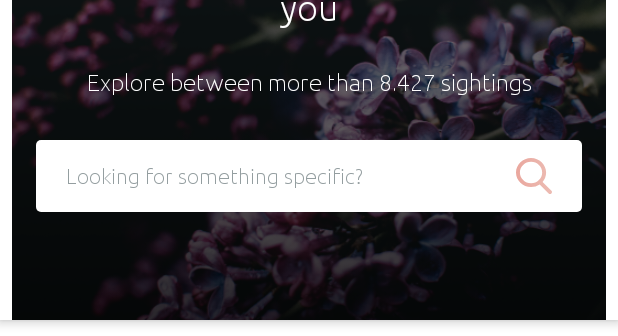
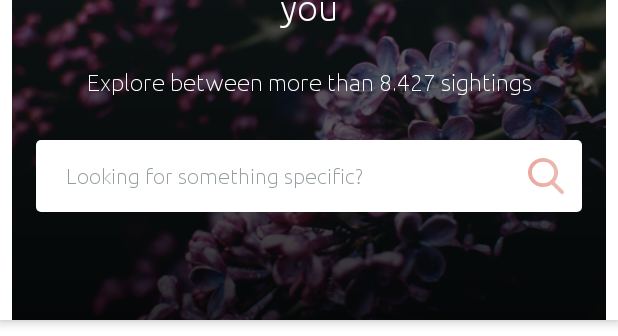
Before and after one commit to aleksamarkoni/povioTestProject, an Android app: the layout search_fragment.xml on its own in the app's theme, with its tools: preview values and no code run, on a phone screen of 412 x 824 dp. Shown: the part 237-573 px from the top of the screen. Run offline under Robolectric (Android 15) with nearby library versions, the phone set to English and light mode, and no system bars.

Commit message:
Fix no result message and add a click listener for the search view

```diff
--- a/app/src/main/java/com/poviolabs/poviotestproject/ui/search/SearchFragment.kt
+++ b/app/src/main/java/com/poviolabs/poviotestproject/ui/search/SearchFragment.kt
@@ -1,5 +1,6 @@
 package com.poviolabs.poviotestproject.ui.search
 
+import android.annotation.SuppressLint
 import android.arch.lifecycle.Observer
 import android.arch.lifecycle.ViewModelProvider
 import android.arch.lifecycle.ViewModelProviders
@@ -23,6 +24,7 @@ import com.poviolabs.poviotestproject.di.Injectable
 import com.poviolabs.poviotestproject.models.Resource
 import com.poviolabs.poviotestproject.util.autoCleared
 import javax.inject.Inject
+
 
 class SearchFragment : Fragment(), Injectable {
 
@@ -82,6 +84,7 @@ class SearchFragment : Fragment(), Injectable {
         }
     }
 
+    @SuppressLint("ClickableViewAccessibility")
     private fun initSearchInputListener() {
         binding.input.setOnEditorActionListener { view: View, actionId: Int, _: KeyEvent? ->
             if (actionId == EditorInfo.IME_ACTION_SEARCH) {
@@ -99,6 +102,8 @@ class SearchFragment : Fragment(), Injectable {
                 false
             }
         }
+
+        binding.searchButton.setOnClickListener { doSearchBasedOnInput(it) }
     }
 
     override fun onSaveInstanceState(outState: Bundle) {
--- a/app/src/main/res/layout/search_fragment.xml
+++ b/app/src/main/res/layout/search_fragment.xml
@@ -121,14 +121,13 @@
                     android:layout_marginTop="29dp"
                     android:layout_marginEnd="24dp"
                     android:background="@drawable/round_corners_drawable"
-                    android:drawableEnd="@drawable/ic_pl_icon_search"
                     android:fontFamily="@font/ubuntu_light"
                     android:hint="@string/looking_for_something_specific"
                     android:imeOptions="actionSearch"
                     android:inputType="textNoSuggestions"
                     android:lineSpacingExtra="4sp"
                     android:paddingStart="20dp"
-                    android:paddingEnd="20dp"
+                    android:paddingEnd="48dp"
                     android:textColor="@color/colorGray"
                     android:textColorHint="@color/colorGray"
                     android:textSize="14sp"
@@ -136,6 +135,17 @@
                     app:layout_constraintStart_toStartOf="parent"
                     app:layout_constraintTop_toBottomOf="@+id/exploreSightingsMessage"
                     tools:ignore="Autofill" />
+
+                <ImageView
+                    android:id="@+id/searchButton"
+                    android:layout_width="48dp"
+                    android:layout_height="48dp"
+                    android:src="@drawable/ic_pl_icon_search"
+                    android:padding="12dp"
+                    android:contentDescription="@string/search_action_icon"
+                    app:layout_constraintBottom_toBottomOf="@+id/input"
+                    app:layout_constraintTop_toTopOf="@+id/input"
+                    app:layout_constraintEnd_toEndOf="@+id/input"/>
 
             </android.support.constraint.ConstraintLayout>
         </android.support.design.widget.AppBarLayout>
@@ -156,7 +166,6 @@
                 app:layout_constrainedWidth="true"
                 app:layoutManager="android.support.v7.widget.GridLayoutManager"
                 app:layout_constraintBottom_toBottomOf="parent"
-                app:layout_constraintHorizontal_bias="0.5"
                 app:layout_constraintLeft_toLeftOf="parent"
                 app:layout_constraintRight_toRightOf="parent"
                 app:layout_constraintTop_toTopOf="parent"
@@ -167,12 +176,17 @@
                 android:id="@+id/no_results_text"
                 android:layout_width="wrap_content"
                 android:layout_height="wrap_content"
+                android:layout_margin="24dp"
                 android:text="@{@string/empty_search_result(query)}"
                 app:layout_constraintBottom_toBottomOf="parent"
-                app:layout_constraintHorizontal_bias="0.5"
                 app:layout_constraintLeft_toLeftOf="parent"
                 app:layout_constraintRight_toRightOf="parent"
                 app:layout_constraintTop_toTopOf="parent"
+                android:fontFamily="@font/ubuntu_light"
+                android:gravity="center_horizontal"
+                android:lineSpacingExtra="5sp"
+                android:textColor="@color/colorAccent"
+                android:textSize="24sp"
                 app:visibleGone="@{searchResource.status == Status.SUCCESS &amp;&amp; resultCount == 0}"
                 tools:layout_editor_absoluteY="247dp" />
 
--- a/app/src/main/res/values/strings.xml
+++ b/app/src/main/res/values/strings.xml
@@ -13,4 +13,5 @@
     <string name="no_sightings">No sightings</string>
     <string name="one_sighting">One sighting</string>
     <string name="sightings_plural">%d  sightings</string>
+    <string name="search_action_icon">Search action icon</string>
 </resources>
```
